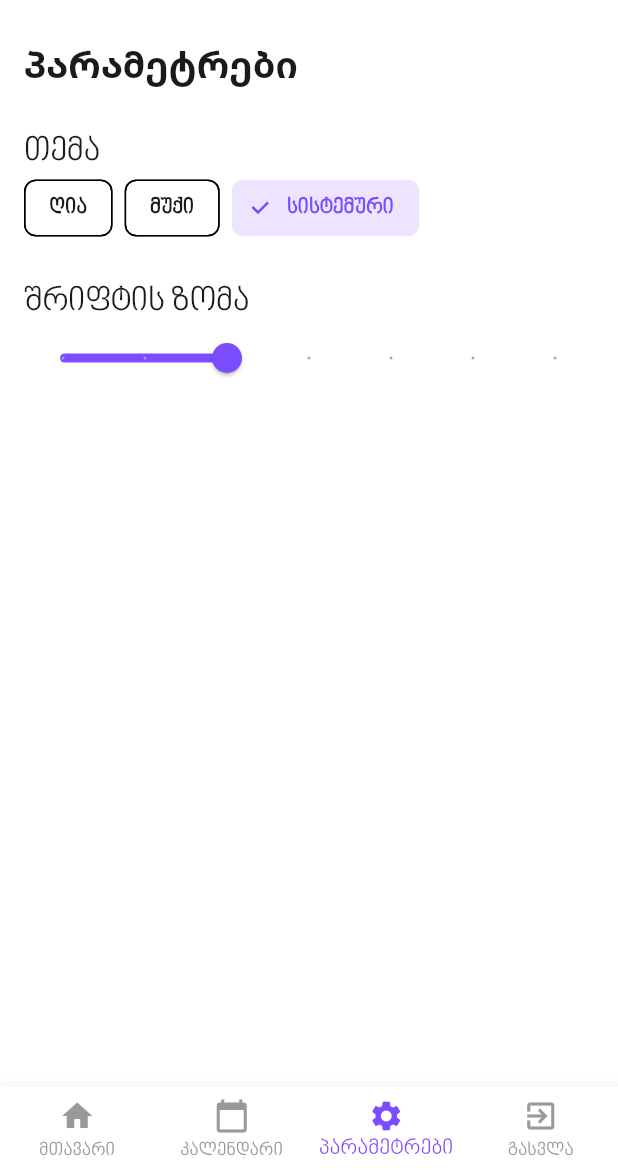
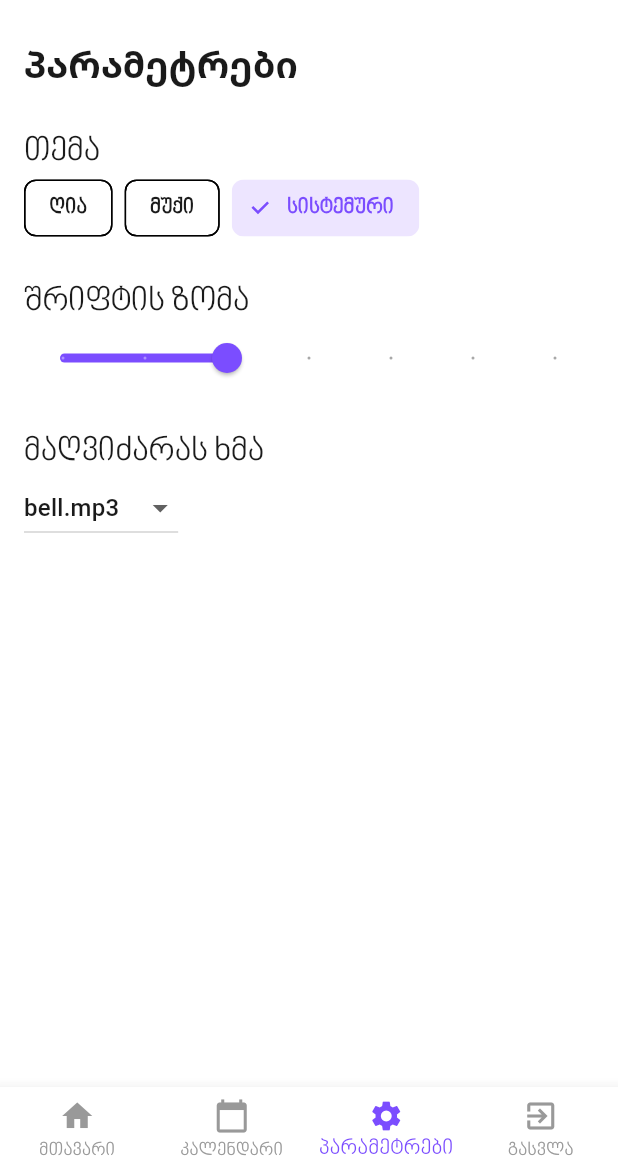
Before and after one commit to radiolagames-hub/7locva, a Flutter app: the screen it shows after launch, item 3 of the bottom bar chosen, on a phone screen of 412 x 824 dp, the part 62-1236 px from its top. Run offline on Flutter 3.47's test engine with Material 3 defaults, Android fonts, the light colour scheme and no system bars; our stand-ins replace audioplayers, flutter_local_notifications, permission_handler, shared_preferences, timezone, video_player; statements that could not run were skipped.

Commit message:
feat: Added sound selection for alarms

```diff
--- a/lib/controllers/settings_controller.dart
+++ b/lib/controllers/settings_controller.dart
@@ -7,15 +7,18 @@ class SettingsController with ChangeNotifier {
 
   ThemeMode _themeMode = ThemeMode.system;
   double _fontSize = 16.0;
+  String _sound = 'bell.mp3'; // Default sound
 
   SettingsController(this._settingsService);
 
   ThemeMode get themeMode => _themeMode;
   double get fontSize => _fontSize;
+  String get sound => _sound;
 
   Future<void> loadSettings() async {
     _themeMode = await _settingsService.getThemeMode();
     _fontSize = await _settingsService.getFontSize();
+    _sound = await _settingsService.getSound();
     notifyListeners();
   }
 
@@ -34,4 +37,12 @@ class SettingsController with ChangeNotifier {
     await _settingsService.setFontSize(newSize);
     notifyListeners();
   }
+
+  Future<void> updateSound(String? newSound) async {
+    if (newSound == null || newSound == _sound) return;
+
+    _sound = newSound;
+    await _settingsService.setSound(newSound);
+    notifyListeners();
+  }
 }
--- a/lib/pages/settings_page.dart
+++ b/lib/pages/settings_page.dart
@@ -70,6 +70,24 @@ class SettingsPage extends StatelessWidget {
                 settingsController.updateFontSize(value);
               },
             ),
+            const SizedBox(height: 24),
+            Text(
+              'მაღვიძარას ხმა',
+              style: Theme.of(context).textTheme.titleLarge,
+            ),
+            DropdownButton<String>(
+              value: settingsController.sound,
+              onChanged: (String? newValue) {
+                settingsController.updateSound(newValue);
+              },
+              items: <String>['bell.mp3', 'alarm.mp3']
+                  .map<DropdownMenuItem<String>>((String value) {
+                return DropdownMenuItem<String>(
+                  value: value,
+                  child: Text(value),
+                );
+              }).toList(),
+            ),
           ],
         ),
       ),
--- a/lib/services/settings_service.dart
+++ b/lib/services/settings_service.dart
@@ -5,6 +5,7 @@ import 'package:flutter/material.dart';
 class SettingsService {
   static const String _themeModeKey = 'themeMode';
   static const String _fontSizeKey = 'fontSize';
+  static const String _soundKey = 'sound'; // Key for storing the sound
 
   Future<ThemeMode> getThemeMode() async {
     final prefs = await SharedPreferences.getInstance();
@@ -34,4 +35,16 @@ class SettingsService {
     final prefs = await SharedPreferences.getInstance();
     await prefs.setDouble(_fontSizeKey, fontSize);
   }
+
+  // Method to get the selected sound
+  Future<String> getSound() async {
+    final prefs = await SharedPreferences.getInstance();
+    return prefs.getString(_soundKey) ?? 'bell.mp3'; // Default to bell.mp3
+  }
+
+  // Method to set the selected sound
+  Future<void> setSound(String sound) async {
+    final prefs = await SharedPreferences.getInstance();
+    await prefs.setString(_soundKey, sound);
+  }
 }
```
Also changed, not shown: lib/alarm_page.dart (+6 -2 lines).
